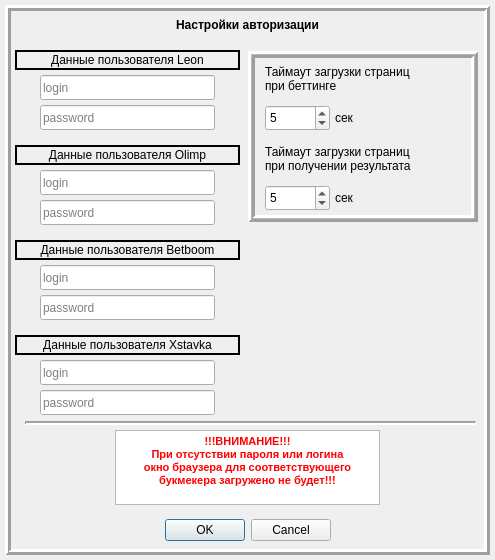
HiddenJang/Xperiment2, file Client UI/components/templates/browser_control_window_template.ui: the form before one commit.
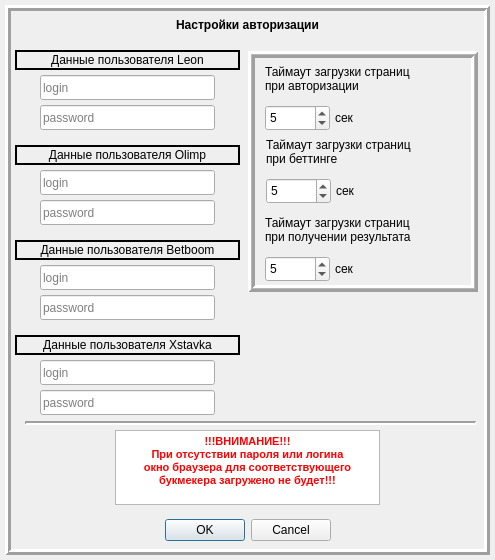
The form after the commit.

The edit to the form file:
```diff
--- a/Client UI/components/templates/browser_control_window_template.ui
+++ b/Client UI/components/templates/browser_control_window_template.ui
@@ -383,7 +383,7 @@
      </rect>
     </property>
     <property name="text">
-     <string>&lt;html&gt;&lt;head/&gt;&lt;body&gt;&lt;p&gt;Таймаут загрузки страниц &lt;br/&gt;при беттинге&lt;/p&gt;&lt;/body&gt;&lt;/html&gt;</string>
+     <string>&lt;html&gt;&lt;head/&gt;&lt;body&gt;&lt;p&gt;Таймаут загрузки страниц &lt;br/&gt;при авторизации&lt;/p&gt;&lt;/body&gt;&lt;/html&gt;</string>
     </property>
    </widget>
    <widget class="QLabel" name="label_authorizationPageLoadTimeout_2">
@@ -403,7 +403,7 @@
     <property name="geometry">
      <rect>
       <x>330</x>
-      <y>184</y>
+      <y>255</y>
       <width>31</width>
       <height>17</height>
      </rect>
@@ -416,7 +416,7 @@
     <property name="geometry">
      <rect>
       <x>260</x>
-      <y>180</y>
+      <y>251</y>
       <width>65</width>
       <height>26</height>
      </rect>
@@ -432,7 +432,7 @@
     <property name="geometry">
      <rect>
       <x>260</x>
-      <y>134</y>
+      <y>205</y>
       <width>191</width>
       <height>41</height>
      </rect>
@@ -447,7 +447,7 @@
       <x>243</x>
       <y>46</y>
       <width>230</width>
-      <height>171</height>
+      <height>241</height>
      </rect>
     </property>
     <property name="frameShape">
@@ -462,6 +462,48 @@
     <property name="midLineWidth">
      <number>1</number>
     </property>
+    <widget class="QLabel" name="label_betPageLoadTimeout_2">
+     <property name="geometry">
+      <rect>
+       <x>88</x>
+       <y>131</y>
+       <width>31</width>
+       <height>17</height>
+      </rect>
+     </property>
+     <property name="text">
+      <string>сек</string>
+     </property>
+    </widget>
+    <widget class="QLabel" name="label_betPageLoadTimeout_1">
+     <property name="geometry">
+      <rect>
+       <x>18</x>
+       <y>81</y>
+       <width>191</width>
+       <height>41</height>
+      </rect>
+     </property>
+     <property name="text">
+      <string>&lt;html&gt;&lt;head/&gt;&lt;body&gt;&lt;p&gt;Таймаут загрузки страниц &lt;br/&gt;при беттинге&lt;/p&gt;&lt;/body&gt;&lt;/html&gt;</string>
+     </property>
+    </widget>
+    <widget class="QSpinBox" name="spinBox_betPageLoadTimeout">
+     <property name="geometry">
+      <rect>
+       <x>18</x>
+       <y>127</y>
+       <width>65</width>
+       <height>26</height>
+      </rect>
+     </property>
+     <property name="maximum">
+      <number>9999</number>
+     </property>
+     <property name="value">
+      <number>5</number>
+     </property>
+    </widget>
    </widget>
    <zorder>frame_autobetTimeoutSettings</zorder>
    <zorder>spinBox_authorizationPageLoadTimeout</zorder>
```
